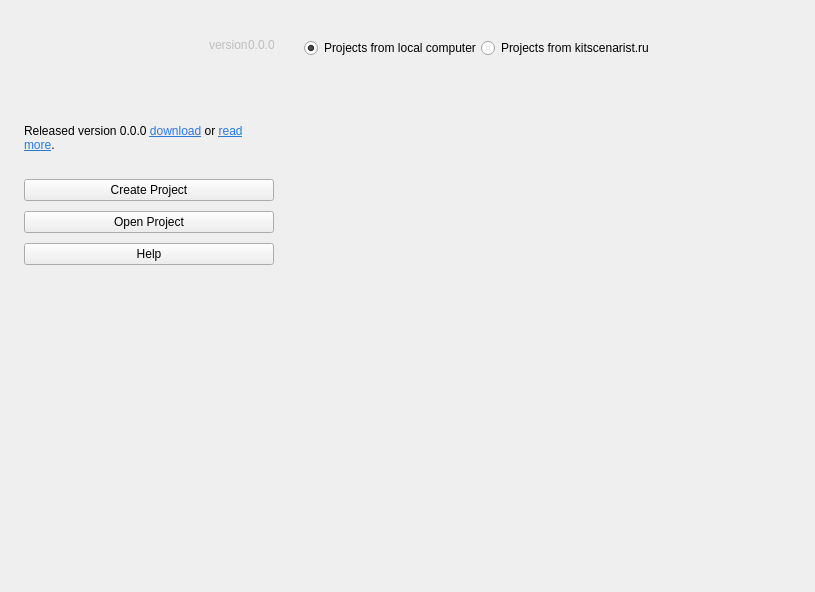
First picture: the form in src/bin/scenarist-desktop/UserInterfaceLayer/StartUp/StartUpView.ui, repository dimkanovikov/KITScenarist, before the edit.
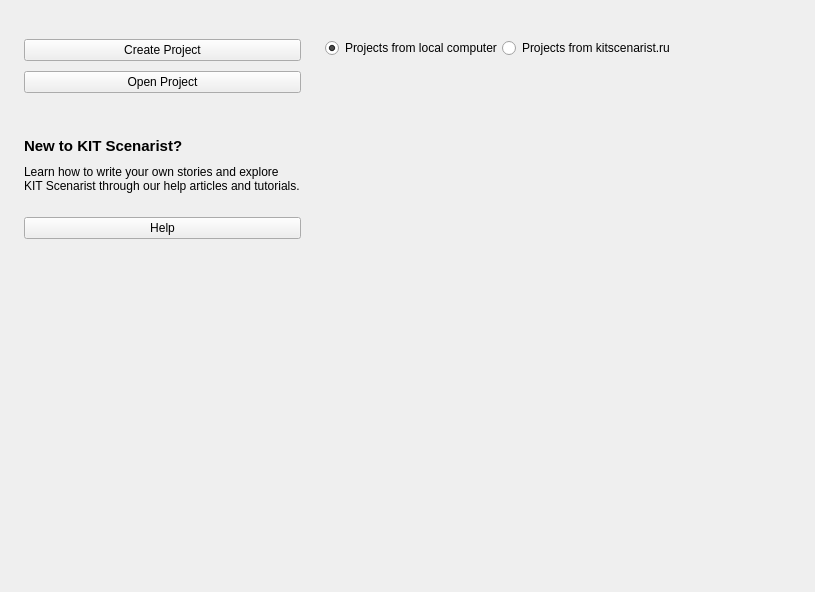
Second picture: the form after the edit. Icons and pictures are not drawn. Custom widgets are drawn as their Qt base class.

Patch:
```diff
--- a/src/bin/scenarist-desktop/UserInterfaceLayer/StartUp/StartUpView.ui
+++ b/src/bin/scenarist-desktop/UserInterfaceLayer/StartUp/StartUpView.ui
@@ -32,6 +32,9 @@
    <item row="4" column="0">
     <widget class="QWidget" name="mainContainer" native="true">
      <layout class="QHBoxLayout" name="horizontalLayout_3">
+      <property name="spacing">
+       <number>0</number>
+      </property>
       <property name="leftMargin">
        <number>0</number>
       </property>
@@ -50,7 +53,7 @@
          <number>24</number>
         </property>
         <property name="topMargin">
-         <number>24</number>
+         <number>25</number>
         </property>
         <property name="rightMargin">
          <number>12</number>
@@ -58,169 +61,12 @@
         <property name="bottomMargin">
          <number>24</number>
         </property>
-        <item>
-         <widget class="QWidget" name="widget_4" native="true">
-          <property name="minimumSize">
-           <size>
-            <width>250</width>
-            <height>80</height>
-           </size>
-          </property>
-          <property name="maximumSize">
-           <size>
-            <width>250</width>
-            <height>80</height>
-           </size>
-          </property>
-          <widget class="QLabel" name="logo">
-           <property name="geometry">
-            <rect>
-             <x>0</x>
-             <y>0</y>
-             <width>271</width>
-             <height>81</height>
-            </rect>
-           </property>
-           <property name="font">
-            <font>
-             <pointsize>22</pointsize>
-             <weight>75</weight>
-             <bold>true</bold>
-             <underline>false</underline>
-            </font>
-           </property>
-           <property name="text">
-            <string/>
-           </property>
-           <property name="pixmap">
-            <pixmap resource="../../../scenarist-core/Resources/Resources.qrc">:/Graphics/Images/logo.png</pixmap>
-           </property>
-           <property name="scaledContents">
-            <bool>false</bool>
-           </property>
-          </widget>
-          <widget class="QWidget" name="layoutWidget">
-           <property name="geometry">
-            <rect>
-             <x>0</x>
-             <y>0</y>
-             <width>251</width>
-             <height>29</height>
-            </rect>
-           </property>
-           <layout class="QHBoxLayout" name="horizontalLayout">
-            <property name="spacing">
-             <number>0</number>
-            </property>
-            <item>
-             <spacer name="horizontalSpacer">
-              <property name="orientation">
-               <enum>Qt::Horizontal</enum>
-              </property>
-              <property name="sizeHint" stdset="0">
-               <size>
-                <width>40</width>
-                <height>20</height>
-               </size>
-              </property>
-             </spacer>
-            </item>
-            <item>
-             <widget class="QLabel" name="version_2">
-              <property name="enabled">
-               <bool>false</bool>
-              </property>
-              <property name="sizePolicy">
-               <sizepolicy hsizetype="Preferred" vsizetype="Preferred">
-                <horstretch>0</horstretch>
-                <verstretch>0</verstretch>
-               </sizepolicy>
-              </property>
-              <property name="text">
-               <string>version</string>
-              </property>
-              <property name="alignment">
-               <set>Qt::AlignLeading|Qt::AlignLeft|Qt::AlignTop</set>
-              </property>
-              <property name="margin">
-               <number>3</number>
-              </property>
-              <property name="indent">
-               <number>-1</number>
-              </property>
-             </widget>
-            </item>
-            <item>
-             <widget class="QLabel" name="version">
-              <property name="enabled">
-               <bool>false</bool>
-              </property>
-              <property name="text">
-               <string>0.0.0</string>
-              </property>
-              <property name="alignment">
-               <set>Qt::AlignLeading|Qt::AlignLeft|Qt::AlignTop</set>
-              </property>
-              <property name="margin">
-               <number>3</number>
-              </property>
-              <property name="indent">
-               <number>-1</number>
-              </property>
-             </widget>
-            </item>
-           </layout>
-          </widget>
-         </widget>
-        </item>
         <item>
          <layout class="QGridLayout" name="gridLayout">
           <property name="verticalSpacing">
            <number>10</number>
           </property>
-          <item row="0" column="0" colspan="2">
-           <widget class="QLabel" name="updateInfo">
-            <property name="minimumSize">
-             <size>
-              <width>0</width>
-              <height>45</height>
-             </size>
-            </property>
-            <property name="text">
-             <string>Released version 0.0.0 &lt;a href=&quot;#&quot; style=&quot;color:#2b78da;&quot;&gt;download&lt;/a&gt; or &lt;a href=&quot;#&quot; style=&quot;color:#2b78da;&quot;&gt;read more&lt;/a&gt;.</string>
-            </property>
-            <property name="alignment">
-             <set>Qt::AlignLeading|Qt::AlignLeft|Qt::AlignTop</set>
-            </property>
-            <property name="wordWrap">
-             <bool>true</bool>
-            </property>
-            <property name="openExternalLinks">
-             <bool>false</bool>
-            </property>
-           </widget>
-          </item>
-          <item row="5" column="0" colspan="2">
-           <widget class="QPushButton" name="help">
-            <property name="cursor">
-             <cursorShape>PointingHandCursor</cursorShape>
-            </property>
-            <property name="text">
-             <string>Help</string>
-            </property>
-            <property name="icon">
-             <iconset resource="../../../scenarist-core/Resources/Resources.qrc">
-              <normaloff>:/Graphics/Iconset/help-circle.svg</normaloff>:/Graphics/Iconset/help-circle.svg</iconset>
-            </property>
-            <property name="iconSize">
-             <size>
-              <width>20</width>
-              <height>20</height>
-             </size>
-            </property>
-           </widget>
-          </item>
-          <item row="6" column="0" colspan="2">
+          <item row="7" column="0" colspan="2">
            <spacer name="verticalSpacer">
             <property name="orientation">
              <enum>Qt::Vertical</enum>
@@ -233,7 +79,7 @@
             </property>
            </spacer>
           </item>
-          <item row="4" column="0" colspan="2">
+          <item row="3" column="0" colspan="2">
            <widget class="QPushButton" name="openProject">
             <property name="cursor">
              <cursorShape>PointingHandCursor</cursorShape>
@@ -253,7 +99,43 @@
             </property>
            </widget>
           </item>
-          <item row="1" column="0" rowspan="3" colspan="2">
+          <item row="6" column="0" colspan="2">
+           <widget class="QPushButton" name="help">
+            <property name="cursor">
+             <cursorShape>PointingHandCursor</cursorShape>
+            </property>
+            <property name="text">
+             <string>Help</string>
+            </property>
+            <property name="icon">
+             <iconset resource="../../../scenarist-core/Resources/Resources.qrc">
+              <normaloff>:/Graphics/Iconset/help-circle.svg</normaloff>:/Graphics/Iconset/help-circle.svg</iconset>
+            </property>
+            <property name="iconSize">
+             <size>
+              <width>20</width>
+              <height>20</height>
+             </size>
+            </property>
+           </widget>
+          </item>
+          <item row="4" column="0" colspan="2">
+           <widget class="QLabel" name="label">
+            <property name="font">
+             <font>
+              <pointsize>11</pointsize>
+              <weight>75</weight>
+              <bold>true</bold>
+             </font>
+            </property>
+            <property name="text">
+             <string>
+
+New to KIT Scenarist?</string>
+            </property>
+           </widget>
+          </item>
+          <item row="0" column="0" rowspan="3" colspan="2">
            <widget class="QPushButton" name="createProject">
             <property name="cursor">
              <cursorShape>PointingHandCursor</cursorShape>
@@ -273,6 +155,17 @@
             </property>
            </widget>
           </item>
+          <item row="5" column="0" colspan="2">
+           <widget class="QLabel" name="label_2">
+            <property name="text">
+             <string>Learn how to write your own stories and explore KIT Scenarist through our help articles and tutorials.
+</string>
+            </property>
+            <property name="wordWrap">
+             <bool>true</bool>
+            </property>
+           </widget>
+          </item>
          </layout>
         </item>
        </layout>
```
Left out of the diff: 14 changed lines with no effect on the pictures.
